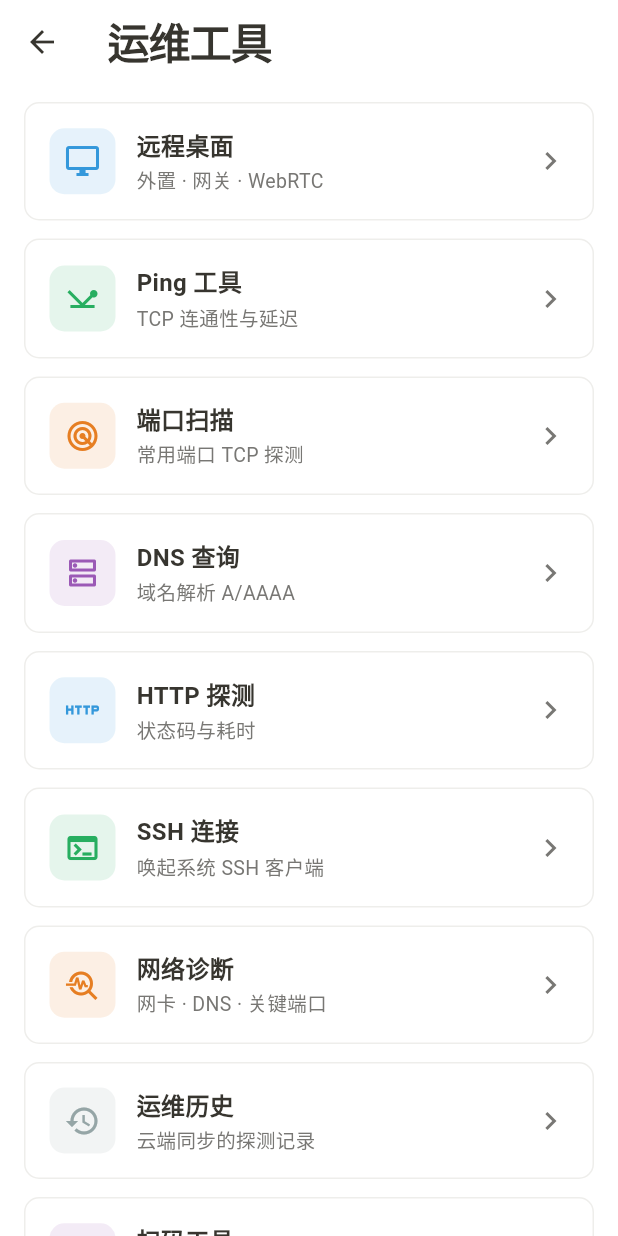
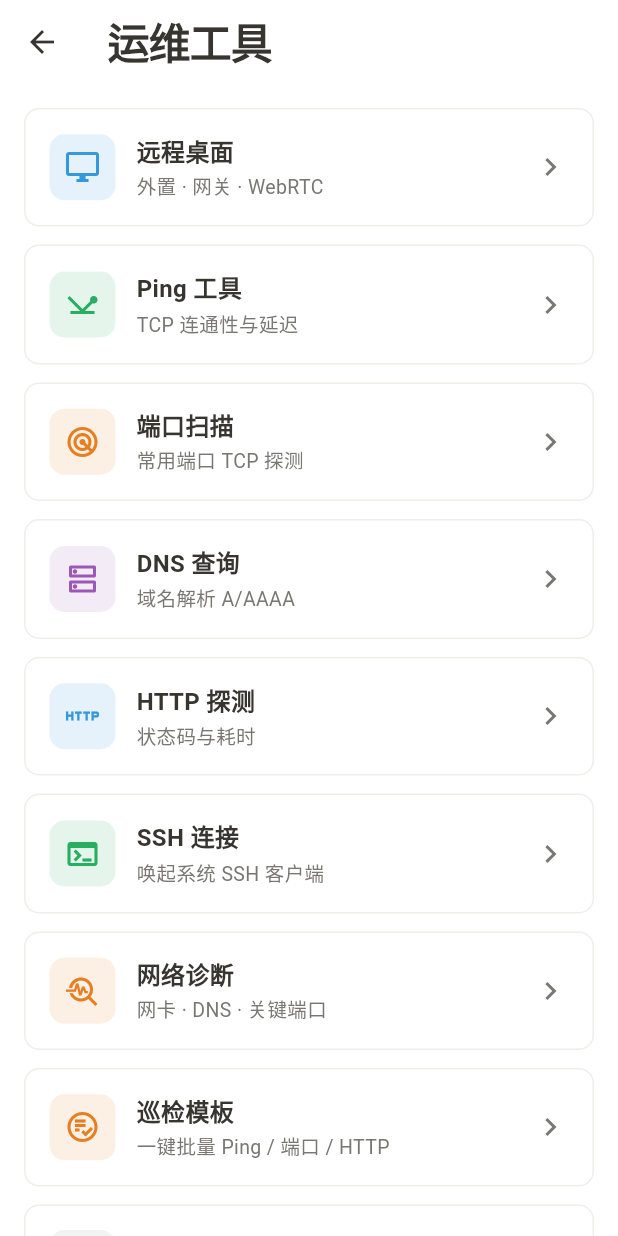
Before and after one commit to fymd/personal-assistant, a Flutter app: the OpsHomePage screen opened directly, on a phone screen of 412 x 824 dp. Run offline on Flutter 3.47's test engine with Material 3 defaults, Android fonts, the phone set to English and light mode, and no system bars; our stand-ins replace dio, flutter_riverpod, flutter_secure_storage, shared_preferences, webview_flutter; missing offline and left inert: excel, flutter_webrtc, mobile_scanner; accounts and stored records are empty.

Commit message:
feat(ops): ops home entries for inspect templates + favorites

```diff
--- a/mobile/lib/features/ops/presentation/ops_home_page.dart
+++ b/mobile/lib/features/ops/presentation/ops_home_page.dart
@@ -6,6 +6,8 @@ import 'dns_lookup_page.dart';
 import 'http_check_page.dart';
 import 'network_diag_page.dart';
 import 'ops_history_page.dart';
+import 'ops_inspect_page.dart';
+import 'ops_favorites_page.dart';
 import 'ping_page.dart';
 import 'port_scan_page.dart';
 import 'remote_desktop_page.dart';
@@ -85,6 +87,24 @@ class OpsHomePage extends ConsumerWidget {
         ),
       ),
       _ToolItem(
+        icon: Icons.playlist_add_check_circle_outlined,
+        title: '巡检模板',
+        subtitle: '一键批量 Ping / 端口 / HTTP',
+        color: colors.tagOrange,
+        onTap: () => Navigator.of(context).push(
+          MaterialPageRoute(builder: (_) => const OpsInspectPage()),
+        ),
+      ),
+      _ToolItem(
+        icon: Icons.star_outline,
+        title: '收藏目标',
+        subtitle: '常用主机快捷填充',
+        color: colors.tagGray,
+        onTap: () => Navigator.of(context).push(
+          MaterialPageRoute(builder: (_) => const OpsFavoritesPage()),
+        ),
+      ),
+      _ToolItem(
         icon: Icons.history,
         title: '运维历史',
         subtitle: '云端同步的探测记录',
@@ -108,7 +128,7 @@ class OpsHomePage extends ConsumerWidget {
       backgroundColor: colors.background,
       appBar: AppBar(title: const Text('运维工具')),
       body: ListView.separated(
-        padding: const EdgeInsets.fromLTRB(16, 12, 16, 24),
+        padding: const EdgeInsets.all(16),
         itemCount: tools.length,
         separatorBuilder: (_, __) => const SizedBox(height: 12),
         itemBuilder: (context, i) {
```
